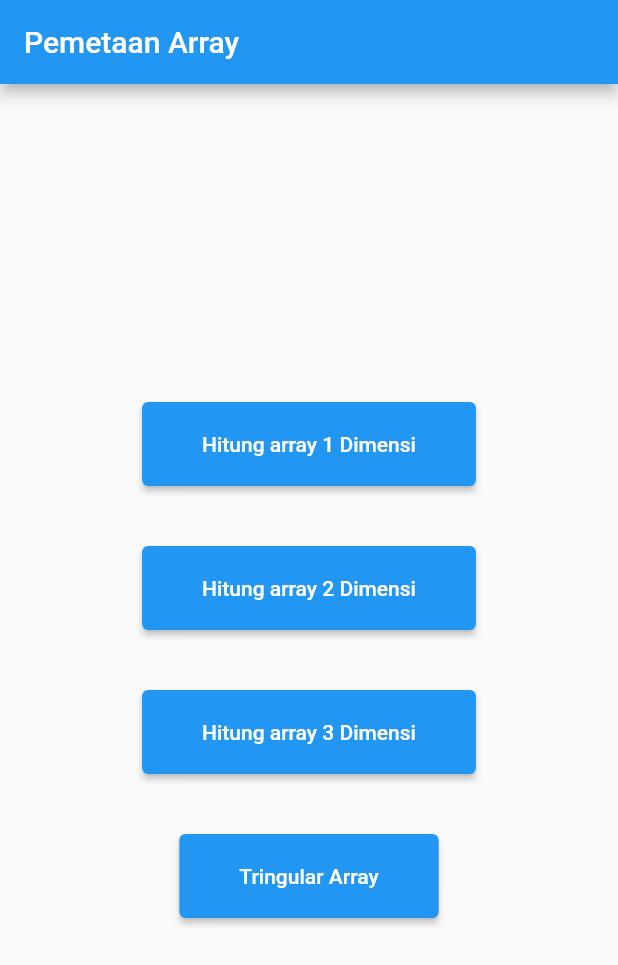
After one commit to herdyhardiyant/pemetaan_array, a Flutter app: the screen it shows after launch, on a phone screen of 412 x 824 dp. The commit adds this screen. Shown: the top 965 px of the screen. Run offline on Flutter 3.47's test engine with Material 2 defaults, Android fonts, the phone set to English and light mode, and no system bars.

Commit message:
named route

```diff
--- a/lib/main.dart
+++ b/lib/main.dart
@@ -1,5 +1,10 @@
 import 'package:flutter/material.dart';
-import 'package:pemetaan_array/homepage.dart';
+import 'package:pemetaan_array/screens/array_1d.dart';
+import 'package:pemetaan_array/screens/array_2d.dart';
+import 'package:pemetaan_array/screens/array_3d.dart';
+import 'package:pemetaan_array/screens/tringular_array.dart';
+
+import './screens/menu_screen.dart';
 
 void main() {
   runApp(MyApp());
@@ -14,7 +19,15 @@ class MyApp extends StatelessWidget {
       theme: ThemeData(
         primarySwatch: Colors.blue,
       ),
-      home: Homepage(),
+      home: MenuScreen(),
+      initialRoute: '/',
+      routes: {
+        '/': (ctx) => MenuScreen(),
+        Array1D.routeName: (ctx) => Array1D(),
+        Array2D.routeName: (ctx) => Array2D(),
+        Array3D.routeName: (ctx) => Array3D(),
+        TringularArray.routeName: (ctx) => TringularArray()
+      },
     );
   }
 }
--- /dev/null
+++ b/lib/screens/menu_screen.dart
@@ -0,0 +1,39 @@
+import 'package:flutter/material.dart';
+
+import 'package:pemetaan_array/screens/array_1d.dart';
+import 'package:pemetaan_array/screens/array_2d.dart';
+import 'package:pemetaan_array/screens/array_3d.dart';
+import 'package:pemetaan_array/widget/menu_button.dart';
+import 'package:pemetaan_array/screens/tringular_array.dart';
+
+class MenuScreen extends StatelessWidget {
+  @override
+  Widget build(BuildContext context) {
+    return Scaffold(
+        appBar: AppBar(
+          title: Text("Pemetaan Array"),
+        ),
+        body: Center(
+          child: Container(
+            child: SingleChildScrollView(
+              child: Column(
+                children: [
+                  MenuButton(context, 'Hitung array 1 Dimensi', (context) {
+                    Navigator.pushNamed(context, Array1D.routeName);
+                  }),
+                  MenuButton(context, 'Hitung array 2 Dimensi', (context) {
+                    Navigator.pushNamed(context, Array2D.routeName);
+                  }),
+                  MenuButton(context, 'Hitung array 3 Dimensi', (context) {
+                    Navigator.pushNamed(context, Array3D.routeName);
+                  }),
+                  MenuButton(context, 'Tringular Array', (context) {
+                    Navigator.pushNamed(context, TringularArray.routeName);
+                  }),
+                ],
+              ),
+            ),
+          ),
+        ));
+  }
+}
--- a/lib/widget/tringular_array.dart
+++ b/lib/screens/tringular_array.dart
@@ -4,6 +4,7 @@ import 'package:pemetaan_array/widget/custom_text_field.dart';
 class TringularArray extends StatefulWidget {
   @override
   _TringularArrayState createState() => _TringularArrayState();
+  static const routeName = '/tringular-array';
 }
 
 class _TringularArrayState extends State<TringularArray> {
```
Also changed, not shown: lib/homepage.dart (deleted, +0 -13 lines), lib/screens/array_1d.dart (renamed from lib/widget/array_1d.dart, +6 -5 lines), lib/screens/array_2d.dart (renamed from lib/widget/array_2d.dart, +7 -21 lines), lib/screens/array_3d.dart (renamed from lib/widget/array_3d.dart, +7 -22 lines), lib/widget/array_formula_menu.dart (deleted, +0 -40 lines), lib/widget/custom_text_field.dart (+6 -10 lines).
